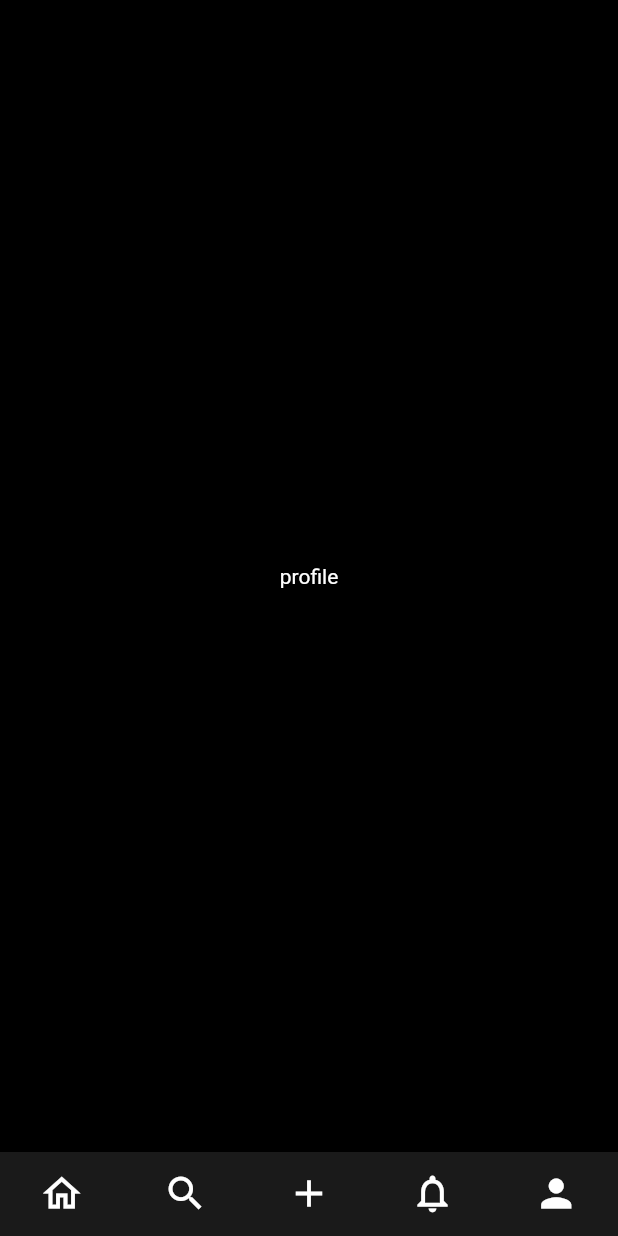
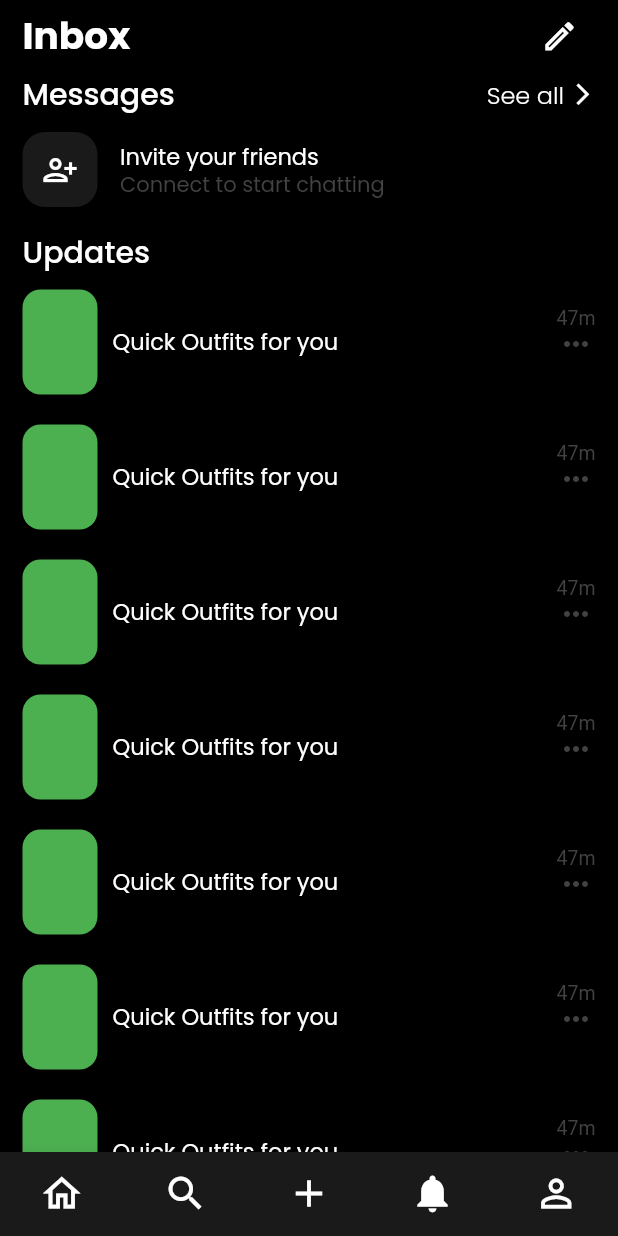
Before and after one commit to Iqra-Ilyas094093/Morvium, a Flutter app: the screen it shows after launch, item 4 of the bottom bar chosen, on a phone screen of 412 x 824 dp. Run offline on Flutter 3.47's test engine with Material 3 defaults, Android fonts, the phone set to English and light mode, and no system bars; our stand-ins replace cached_network_image, google_fonts; network calls fail.

```diff
--- a/lib/Views/Screens/NavigationScreen.dart
+++ b/lib/Views/Screens/NavigationScreen.dart
@@ -1,5 +1,7 @@
 import 'package:flutter/material.dart';
 import 'package:wallpaper_app/Views/Screens/homeScreen.dart';
+import 'package:wallpaper_app/Views/Screens/in_box_screen.dart';
+import 'package:wallpaper_app/Views/Screens/profileScreen.dart';
 import 'package:wallpaper_app/Views/Screens/searchScreen.dart';
 import 'package:wallpaper_app/Views/widgets/upload_sheet.dart';
 import 'package:wallpaper_app/utils/consts.dart';
@@ -15,8 +17,8 @@ class _NavigationscreenState extends State<Navigationscreen> {
   List<Widget> screens = [
     Homescreen(),
     Searchscreen(),
-    Center(child: Text('notifications',style: TextStyle(color: AppColors.whiteColor),),),
-    Center(child: Text('profile',style: TextStyle(color: AppColors.whiteColor)),),
+    InBoxScreen(),
+    Profilescreen(),
   ];
   int selectedIndex =0;
   @override
@@ -28,7 +30,7 @@ class _NavigationscreenState extends State<Navigationscreen> {
         backgroundColor: AppColors.greyColor,
         iconSize: 30,
         type: BottomNavigationBarType.fixed,
-        currentIndex: selectedIndex>=2?selectedIndex+1:selectedIndex,
+        currentIndex: selectedIndex<2?selectedIndex:selectedIndex +1,
           selectedItemColor: AppColors.whiteColor,
           unselectedItemColor: AppColors.whiteColor,
           showUnselectedLabels: false,
@@ -41,7 +43,7 @@ class _NavigationscreenState extends State<Navigationscreen> {
           }
           else{
             setState(() {
-              selectedIndex = selectedIndex<2?index:index -1;
+              selectedIndex = index<2?index:index -1;
             });
           }
 
--- /dev/null
+++ b/lib/Views/Screens/in_box_screen.dart
@@ -0,0 +1,191 @@
+import 'package:flutter/material.dart';
+import 'package:google_fonts/google_fonts.dart';
+import 'package:wallpaper_app/utils/consts.dart';
+
+class InBoxScreen extends StatefulWidget {
+  const InBoxScreen({super.key});
+
+  @override
+  State<InBoxScreen> createState() => _InBoxScreenState();
+}
+
+class _InBoxScreenState extends State<InBoxScreen> {
+  ScrollController scrollController = ScrollController();
+  @override
+  void dispose() {
+    // TODO: implement dispose
+    super.dispose();
+    scrollController.dispose();
+  }
+  @override
+  Widget build(BuildContext context) {
+    return SafeArea(
+      child: Scaffold(
+        backgroundColor: AppColors.blackColor,
+        body: SingleChildScrollView(
+          child: Padding(
+            padding: const EdgeInsets.symmetric(horizontal: 15.0),
+            child: Column(
+              children: [
+                Row(
+                  mainAxisAlignment: MainAxisAlignment.spaceBetween,
+                  children: [
+                    Text(
+                      'Inbox',
+                      style: GoogleFonts.poppins(
+                        color: Colors.white,
+                        fontSize: 25,
+                        fontWeight: FontWeight.bold,
+                      ),
+                    ),
+                    IconButton(
+                      onPressed: () {},
+                      icon: Icon(
+                        Icons.edit_outlined,
+                        color: AppColors.whiteColor,
+                        size: 25,
+                      ),
+                    ),
+                  ],
+                ),
+                Row(
+                  mainAxisAlignment: MainAxisAlignment.spaceBetween,
+                  children: [
+                    Text(
+                      'Messages',
+                      style: GoogleFonts.poppins(
+                        fontSize: 20,
+                        fontWeight: FontWeight.w500,
+                        color: AppColors.whiteColor,
+                      ),
+                    ),
+                    Row(
+                      children: [
+                        Text(
+                          'See all',
+                          style: GoogleFonts.poppins(
+                            fontSize: 16,
+                            fontWeight: FontWeight.w300,
+                            color: AppColors.whiteColor,
+                          ),
+                        ),
+                        SizedBox(width: 4),
+                        Icon(
+                          Icons.arrow_forward_ios_sharp,
+                          color: AppColors.whiteColor,
+                          size: 17,
+                        ),
+                      ],
+                    ),
+                  ],
+                ),
+                SizedBox(height: 10,),
+                Row(
+                  children: [
+                    Container(
+                      height: 50,
+                      width: 50,
+                      decoration: BoxDecoration(
+                        borderRadius: BorderRadius.circular(15),
+                        color: AppColors.greyColor,
+                      ),
+                      child: Icon(
+                        Icons.person_add_alt_1_outlined,
+                        color: AppColors.whiteColor,
+                      ),
+                    ),
+                    SizedBox(width: 15),
+                    Column(
+                      mainAxisAlignment: MainAxisAlignment.start,
+                      crossAxisAlignment: CrossAxisAlignment.start,
+                      children: [
+                        Text(
+                          'Invite your friends',
+                          overflow: TextOverflow.ellipsis,
+                          softWrap: true,
+                          style: GoogleFonts.poppins(
+                            color: AppColors.whiteColor,
+                            fontSize: 15,
+                          ),
+                        ),
+                        Text(
+                          'Connect to start chatting',
+                          overflow: TextOverflow.ellipsis,
+                          softWrap: true,
+                          style: GoogleFonts.poppins(
+                            color: Colors.grey.shade800,
+                            fontSize: 14,
+                            height: 1.2,
+                          ),
+                        ),
+                      ],
+                    ),
+                  ],
+                ),
+                SizedBox(height: 15),
+                Row(
+                  children: [
+                    Text(
+                      'Updates',
+                      style: GoogleFonts.poppins(
+                        fontSize: 20,
+                        color: AppColors.whiteColor,
+                        fontWeight: FontWeight.w500,
+                      ),
+                    ),
+                  ],
+                ),
+                ListView.builder(
+                  shrinkWrap: true,
+                    itemCount: 15,
+                    controller: scrollController,
+                    itemBuilder: (context, index) {
+                      return Padding(
+                        padding: const EdgeInsets.symmetric(vertical: 10.0),
+                        child: Row(
+                          children: [
+                            Container(
+                              height: 70,
+                              width: 50,
+                              decoration: BoxDecoration(
+                                color: Colors.green,
+                                borderRadius: BorderRadius.circular(12),
+                              ),
+                            ),
+                            SizedBox(width: 10),
+                            Text(
+                              'Quick Outfits for you',
+                              style: GoogleFonts.poppins(
+                                fontSize: 15,
+                                color: AppColors.whiteColor,
+                              ),
+                            ),
+                            Spacer(),
+                            Column(
+                              mainAxisAlignment: MainAxisAlignment.center,
+                              crossAxisAlignment: CrossAxisAlignment.center,
+                              children: [
+                                Text(
+                                  '47m',
+                                  style: TextStyle(
+                                    fontSize: 13,
+                                    color: Colors.grey.shade800,
+                                    height: 0.2,
+                                  ),
+                                ),
+                                Icon(Icons.more_horiz, color: Colors.grey.shade800),
+                              ],
+                            ),
+                          ],
+                        ),
+                      );
+                    }),
+
+              ],
+            ),
+          ),
+        ),
+      ),
+    );
+  }
+}
--- a/lib/model/imageModel/image_model.dart
+++ b/lib/model/imageModel/image_model.dart
@@ -8,7 +8,7 @@ class Images {
   final String url;
   final String photographer;
   final String photographer_url;
-  final String photographer_id;
+  final int photographer_id;
   final String avg_color;
   final Src src;
   final bool liked;
@@ -33,7 +33,7 @@ class Images {
   height=0,
   url = '',
   photographer = '',
-  photographer_id = '',
+  photographer_id = 0,
   photographer_url = '',
   avg_color = '',
   src = Src.empty(),
--- a/pubspec.yaml
+++ b/pubspec.yaml
@@ -38,6 +38,7 @@ dependencies:
   provider: ^6.1.5
   google_fonts: ^6.3.0
   flutter_staggered_grid_view: ^0.7.0
+  cached_network_image: ^3.4.1
 
 dev_dependencies:
   flutter_test:
```
Also changed, not shown: lib/Views/Screens/homeScreen.dart (+26 -19 lines), lib/Views/Screens/no_connection_screen.dart (added, +17 -0 lines), lib/Views/Screens/profileScreen.dart (added, +41 -0 lines), lib/Views/Screens/searchScreen.dart (+21 -4 lines), lib/Views/widgets/masonaryGridView.dart (added, +76 -0 lines), lib/services/api_services.dart (+22 -0 lines), pubspec.lock, 1 other file.
